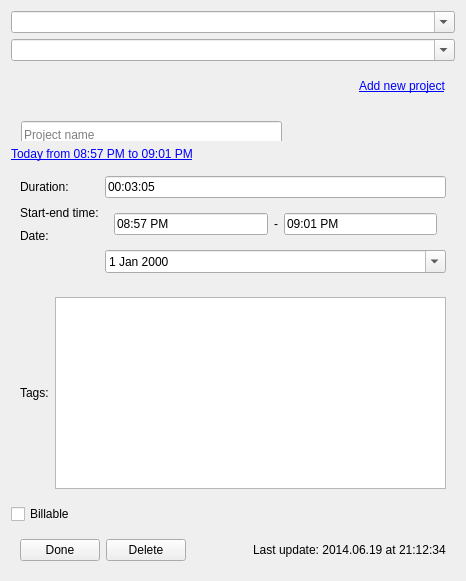
toggl-open-source/toggldesktop, file src/ui/linux/TogglDesktop/timeentryeditorwidget.ui: the form before one commit.
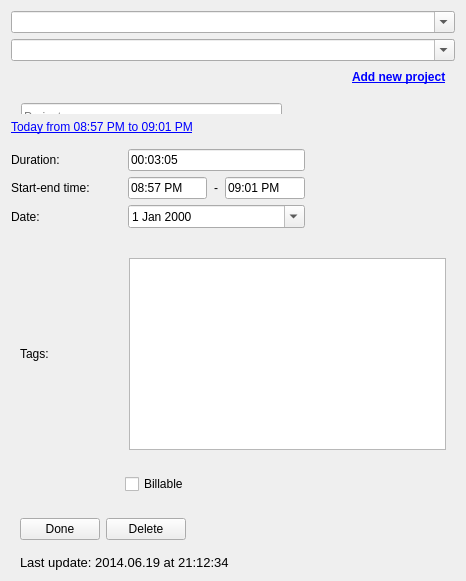
The form after the commit.

Commit message: Fixed aligment in edit view (linux)

```diff
--- a/src/ui/linux/TogglDesktop/timeentryeditorwidget.ui
+++ b/src/ui/linux/TogglDesktop/timeentryeditorwidget.ui
@@ -34,6 +34,12 @@
    <item>
     <widget class="QWidget" name="widget" native="true">
      <layout class="QHBoxLayout" name="horizontalLayout">
+      <property name="topMargin">
+       <number>0</number>
+      </property>
+      <property name="bottomMargin">
+       <number>0</number>
+      </property>
       <item>
        <spacer name="horizontalSpacer">
         <property name="orientation">
@@ -49,6 +55,13 @@
       </item>
       <item>
        <widget class="QLabel" name="addNewProject">
+        <property name="font">
+         <font>
+          <pointsize>9</pointsize>
+          <weight>75</weight>
+          <bold>true</bold>
+         </font>
+        </property>
         <property name="text">
          <string>&lt;a href=&quot;#&quot;&gt;Add new project&lt;/a&gt;</string>
         </property>
@@ -152,31 +165,71 @@
    </item>
    <item>
     <widget class="QWidget" name="timeDetails" native="true">
+     <property name="minimumSize">
+      <size>
+       <width>0</width>
+       <height>125</height>
+      </size>
+     </property>
+     <property name="maximumSize">
+      <size>
+       <width>300</width>
+       <height>125</height>
+      </size>
+     </property>
      <layout class="QGridLayout" name="gridLayout_2">
-      <item row="0" column="0">
-       <widget class="QLabel" name="label_5">
-        <property name="text">
-         <string>Duration:</string>
-        </property>
-       </widget>
-      </item>
-      <item row="0" column="1">
-       <widget class="QLineEdit" name="duration">
-        <property name="text">
-         <string>00:03:05</string>
-        </property>
-       </widget>
-      </item>
+      <property name="sizeConstraint">
+       <enum>QLayout::SetMinimumSize</enum>
+      </property>
+      <property name="leftMargin">
+       <number>0</number>
+      </property>
+      <property name="rightMargin">
+       <number>0</number>
+      </property>
       <item row="1" column="0">
-       <widget class="QLabel" name="label_6">
-        <property name="text">
-         <string>Start-end time:</string>
+       <widget class="QFrame" name="timeFrame">
+        <property name="frameShape">
+         <enum>QFrame::NoFrame</enum>
         </property>
-       </widget>
-      </item>
-      <item row="1" column="1" rowspan="2">
-       <widget class="QWidget" name="widget_6" native="true">
-        <layout class="QHBoxLayout" name="horizontalLayout_4">
+        <property name="frameShadow">
+         <enum>QFrame::Raised</enum>
+        </property>
+        <layout class="QHBoxLayout" name="horizontalLayout_8">
+         <property name="spacing">
+          <number>0</number>
+         </property>
+         <property name="leftMargin">
+          <number>0</number>
+         </property>
+         <property name="topMargin">
+          <number>0</number>
+         </property>
+         <property name="rightMargin">
+          <number>0</number>
+         </property>
+         <property name="bottomMargin">
+          <number>0</number>
+         </property>
+         <item>
+          <widget class="QLabel" name="label_6">
+           <property name="minimumSize">
+            <size>
+             <width>117</width>
+             <height>0</height>
+            </size>
+           </property>
+           <property name="maximumSize">
+            <size>
+             <width>117</width>
+             <height>16777215</height>
+            </size>
+           </property>
+           <property name="text">
+            <string>Start-end time:</string>
+           </property>
+          </widget>
+         </item>
          <item>
           <widget class="QLineEdit" name="start">
            <property name="text">
@@ -186,9 +239,18 @@
          </item>
          <item>
           <widget class="QLabel" name="timeSeparator">
+           <property name="minimumSize">
+            <size>
+             <width>18</width>
+             <height>0</height>
+            </size>
+           </property>
            <property name="text">
             <string>-</string>
            </property>
+           <property name="alignment">
+            <set>Qt::AlignCenter</set>
+           </property>
           </widget>
          </item>
          <item>
@@ -201,18 +263,122 @@
         </layout>
        </widget>
       </item>
+      <item row="0" column="0">
+       <widget class="QFrame" name="durationFrame">
+        <property name="frameShape">
+         <enum>QFrame::NoFrame</enum>
+        </property>
+        <property name="frameShadow">
+         <enum>QFrame::Raised</enum>
+        </property>
+        <layout class="QHBoxLayout" name="horizontalLayout_7">
+         <property name="spacing">
+          <number>0</number>
+         </property>
+         <property name="leftMargin">
+          <number>0</number>
+         </property>
+         <property name="topMargin">
+          <number>0</number>
+         </property>
+         <property name="rightMargin">
+          <number>0</number>
+         </property>
+         <property name="bottomMargin">
+          <number>0</number>
+         </property>
+         <item>
+          <widget class="QLabel" name="label_5">
+           <property name="minimumSize">
+            <size>
+             <width>117</width>
+             <height>0</height>
+            </size>
+           </property>
+           <property name="maximumSize">
+            <size>
+             <width>117</width>
+             <height>16777215</height>
+            </size>
+           </property>
+           <property name="text">
+            <string>Duration:</string>
+           </property>
+          </widget>
+         </item>
+         <item>
+          <widget class="QLineEdit" name="duration">
+           <property name="text">
+            <string>00:03:05</string>
+           </property>
+          </widget>
+         </item>
+        </layout>
+       </widget>
+      </item>
+      <item row="2" column="1" rowspan="2">
+       <widget class="QWidget" name="widget_6" native="true">
+        <layout class="QHBoxLayout" name="horizontalLayout_4">
+         <property name="leftMargin">
+          <number>0</number>
+         </property>
+         <property name="rightMargin">
+          <number>0</number>
+         </property>
+        </layout>
+       </widget>
+      </item>
       <item row="2" column="0">
-       <widget class="QLabel" name="label_8">
-        <property name="text">
-         <string>Date:</string>
+       <widget class="QFrame" name="dateFrame">
+        <property name="frameShape">
+         <enum>QFrame::NoFrame</enum>
         </property>
-       </widget>
-      </item>
-      <item row="3" column="1">
-       <widget class="QDateEdit" name="dateEdit">
-        <property name="calendarPopup">
-         <bool>true</bool>
+        <property name="frameShadow">
+         <enum>QFrame::Raised</enum>
         </property>
+        <layout class="QHBoxLayout" name="horizontalLayout_9">
+         <property name="spacing">
+          <number>0</number>
+         </property>
+         <property name="leftMargin">
+          <number>0</number>
+         </property>
+         <property name="topMargin">
+          <number>0</number>
+         </property>
+         <property name="rightMargin">
+          <number>0</number>
+         </property>
+         <property name="bottomMargin">
+          <number>0</number>
+         </property>
+         <item>
+          <widget class="QLabel" name="label_8">
+           <property name="minimumSize">
+            <size>
+             <width>117</width>
+             <height>0</height>
+            </size>
+           </property>
+           <property name="maximumSize">
+            <size>
+             <width>117</width>
+             <height>16777215</height>
+            </size>
+           </property>
+           <property name="text">
+            <string>Date:</string>
+           </property>
+          </widget>
+         </item>
+         <item>
+          <widget class="QDateEdit" name="dateEdit">
+           <property name="calendarPopup">
+            <bool>true</bool>
+           </property>
+          </widget>
+         </item>
+        </layout>
        </widget>
       </item>
      </layout>
@@ -223,6 +389,12 @@
      <layout class="QHBoxLayout" name="horizontalLayout_2">
       <item>
        <widget class="QLabel" name="label_3">
+        <property name="minimumSize">
+         <size>
+          <width>103</width>
+          <height>0</height>
+         </size>
+        </property>
         <property name="text">
          <string>Tags:</string>
         </property>
@@ -235,10 +407,38 @@
     </widget>
    </item>
    <item>
-    <widget class="QCheckBox" name="billable">
-     <property name="text">
-      <string>Billable</string>
+    <widget class="QFrame" name="billableFrame">
+     <property name="frameShape">
+      <enum>QFrame::NoFrame</enum>
      </property>
+     <property name="frameShadow">
+      <enum>QFrame::Raised</enum>
+     </property>
+     <layout class="QHBoxLayout" name="horizontalLayout_5">
+      <item>
+       <spacer name="horizontalSpacer_3">
+        <property name="orientation">
+         <enum>Qt::Horizontal</enum>
+        </property>
+        <property name="sizeType">
+         <enum>QSizePolicy::Fixed</enum>
+        </property>
+        <property name="sizeHint" stdset="0">
+         <size>
+          <width>105</width>
+          <height>20</height>
+         </size>
+        </property>
+       </spacer>
+      </item>
+      <item>
+       <widget class="QCheckBox" name="billable">
+        <property name="text">
+         <string>Billable</string>
+        </property>
+       </widget>
+      </item>
+     </layout>
     </widget>
    </item>
    <item>
@@ -271,8 +471,36 @@
         </property>
        </spacer>
       </item>
+     </layout>
+    </widget>
+   </item>
+   <item>
+    <widget class="QFrame" name="lastUpdateFrame">
+     <property name="frameShape">
+      <enum>QFrame::NoFrame</enum>
+     </property>
+     <property name="frameShadow">
+      <enum>QFrame::Raised</enum>
+     </property>
+     <layout class="QHBoxLayout" name="horizontalLayout_6">
+      <property name="spacing">
+       <number>0</number>
+      </property>
+      <property name="topMargin">
+       <number>0</number>
+      </property>
+      <property name="bottomMargin">
+       <number>0</number>
+      </property>
       <item>
        <widget class="QLabel" name="lastUpdate">
+        <property name="font">
+         <font>
+          <pointsize>10</pointsize>
+          <weight>50</weight>
+          <bold>false</bold>
+         </font>
+        </property>
         <property name="text">
          <string>Last update: 2014.06.19 at 21:12:34</string>
         </property>
```
